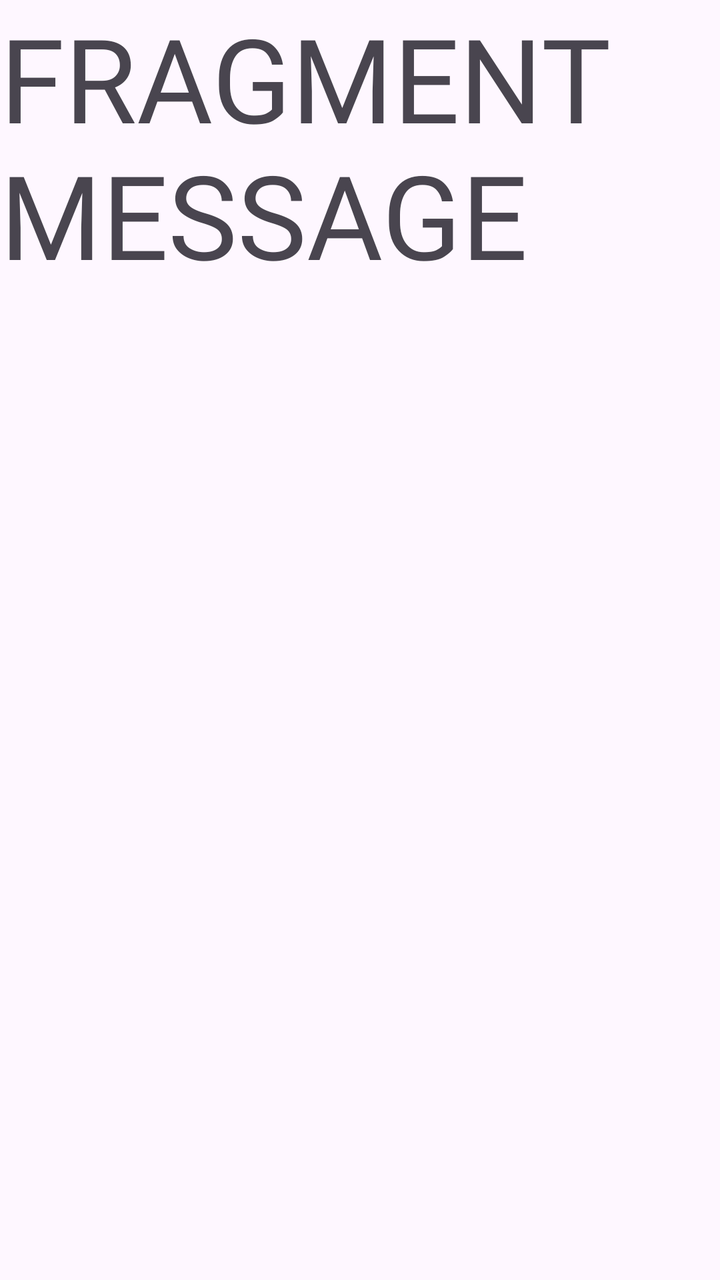
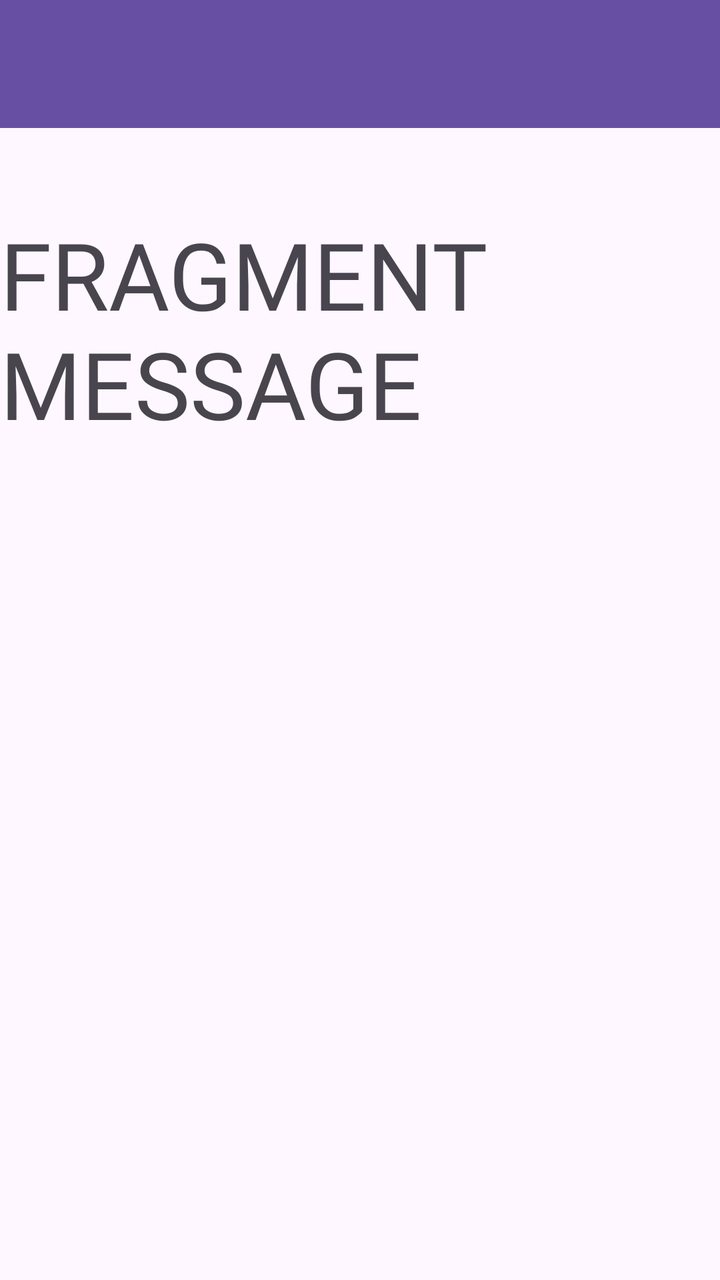

Screens rendered from an Android XML layout before and after an edit, with the pre-edit source and the edit as a unified diff.
<!-- AndroidManifest.xml: application theme Theme.Proxima_Centauri_B_Owen_3TIE -->
<!-- res/layout/fragment_message.xml -->
<?xml version="1.0" encoding="utf-8"?>
<FrameLayout xmlns:android="http://schemas.android.com/apk/res/android"
    xmlns:tools="http://schemas.android.com/tools"
    android:layout_width="match_parent"
    android:layout_height="match_parent"
    tools:context=".Message.MessageFragment">

    <TextView
        android:id="@+id/textView"
        android:layout_width="wrap_content"
        android:layout_height="wrap_content"
        android:fontFamily="@font/bebasneue_regular"
        android:textSize="10mm"
        android:text="FRAGMENT MESSAGE" />
</FrameLayout>
<!-- resources referenced by this layout -->
<resources>
  <style name="Theme.Proxima_Centauri_B_Owen_3TIE" parent="Base.Theme.Proxima_Centauri_B_Owen_3TIE" />
  <style name="Base.Theme.Proxima_Centauri_B_Owen_3TIE" parent="Theme.Material3.DayNight.NoActionBar">
          
          
      </style>
</resources>

<!-- the commit's change to res/layout/fragment_message.xml (unified diff, before → after) -->
@@ -1,5 +1,6 @@
 <?xml version="1.0" encoding="utf-8"?>
-<FrameLayout xmlns:android="http://schemas.android.com/apk/res/android"
+<androidx.constraintlayout.widget.ConstraintLayout xmlns:android="http://schemas.android.com/apk/res/android"
+    xmlns:app="http://schemas.android.com/apk/res-auto"
     xmlns:tools="http://schemas.android.com/tools"
     android:layout_width="match_parent"
     android:layout_height="match_parent"
@@ -9,7 +10,25 @@
         android:id="@+id/textView"
         android:layout_width="wrap_content"
         android:layout_height="wrap_content"
+        android:layout_marginStart="1dp"
+        android:layout_marginTop="42dp"
+        android:layout_marginEnd="2dp"
         android:fontFamily="@font/bebasneue_regular"
-        android:textSize="10mm"
-        android:text="FRAGMENT MESSAGE" />
-</FrameLayout>
+        android:text="FRAGMENT MESSAGE"
+        android:textSize="8mm"
+        app:layout_constraintEnd_toEndOf="parent"
+        app:layout_constraintStart_toStartOf="parent"
+        app:layout_constraintTop_toBottomOf="@+id/toolbar" />
+
+    <androidx.appcompat.widget.Toolbar
+        android:id="@+id/toolbar"
+        android:layout_width="match_parent"
+        android:layout_height="wrap_content"
+        android:background="?attr/colorPrimary"
+        android:minHeight="?attr/actionBarSize"
+        android:theme="?attr/actionBarTheme"
+
+        app:layout_constraintEnd_toEndOf="parent"
+        app:layout_constraintStart_toStartOf="parent"
+        app:layout_constraintTop_toTopOf="parent" />
+</androidx.constraintlayout.widget.ConstraintLayout>
